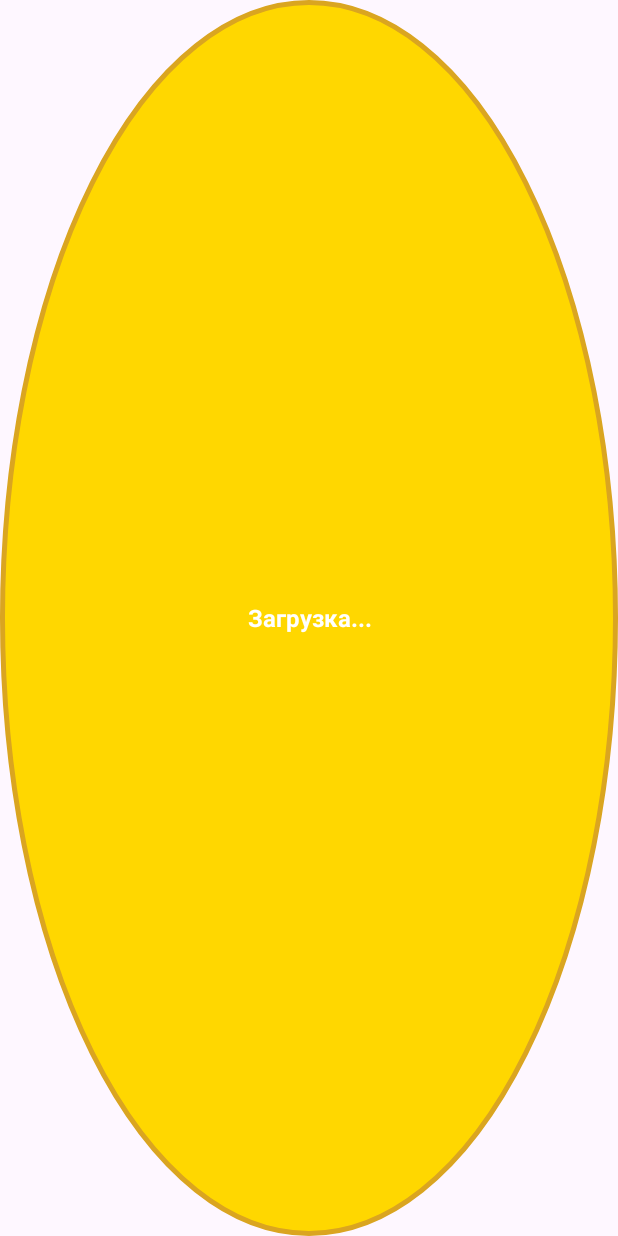
After one commit to 4bdu1aziz/juki, an Android app built with Jetpack Compose: the layout widget_gold_ball.xml on its own in the app's theme, with its tools: preview values and no code run, on a phone screen of 412 x 824 dp. The commit adds this screen. Run offline under Robolectric (Android 15) with nearby library versions, the phone set to English and light mode, and no system bars.

Commit message:
добавлен виджет с курсом золота и золотой таракан

```diff
--- a/app/src/main/java/com/example/juki/Bug.kt
+++ b/app/src/main/java/com/example/juki/Bug.kt
@@ -5,7 +5,9 @@ import android.graphics.RectF
 enum class BugType(val points: Int, val speedFactor: Float, val sizeFactor: Float) {
     NORMAL(points = 1, speedFactor = 1.0f, sizeFactor = 1.0f),
     FAST(points = 2, speedFactor = 2.0f, sizeFactor = 0.8f),
-    RARE(points = 5, speedFactor = 0.7f, sizeFactor = 1.3f)
+    RARE(points = 5, speedFactor = 0.7f, sizeFactor = 1.3f),
+
+    GOLD(points = 0, speedFactor = 1.5f, sizeFactor = 1.2f)
 }
 
 data class Bug(
--- /dev/null
+++ b/app/src/main/res/drawable/bg_ball.xml
@@ -0,0 +1,6 @@
+<?xml version="1.0" encoding="utf-8"?>
+<shape xmlns:android="http://schemas.android.com/apk/res/android"
+    android:shape="oval">
+    <solid android:color="#FFD700" />
+    <stroke android:width="3dp" android:color="#DAA520" />
+</shape>
--- /dev/null
+++ b/app/src/main/res/layout/widget_gold_ball.xml
@@ -0,0 +1,17 @@
+<?xml version="1.0" encoding="utf-8"?>
+<LinearLayout xmlns:android="http://schemas.android.com/apk/res/android"
+    android:layout_width="match_parent"
+    android:layout_height="match_parent"
+    android:gravity="center"
+    android:background="@drawable/bg_ball">
+
+    <TextView
+        android:id="@+id/tv_gold_price"
+        android:layout_width="wrap_content"
+        android:layout_height="wrap_content"
+        android:text="Загрузка..."
+        android:textColor="#FFFFFF"
+        android:textStyle="bold"
+        android:textSize="16sp"
+        android:gravity="center" />
+</LinearLayout>
```
Also changed, not shown: app/build.gradle.kts (+8 -0 lines), app/src/main/AndroidManifest.xml (+13 -1 lines), app/src/main/java/com/example/juki/GameView.kt (+59 -15 lines), app/src/main/java/com/example/juki/GoldWidgetProvider.kt (added, +51 -0 lines), app/src/main/java/com/example/juki/data/remote/CbrApi.kt (added, +13 -0 lines), app/src/main/java/com/example/juki/data/remote/CbrModels.kt (added, +21 -0 lines), app/src/main/java/com/example/juki/data/remote/RetrofitClient.kt (added, +14 -0 lines), app/src/main/res/xml/gold_widget_info.xml (added, +8 -0 lines), app/src/main/res/xml/network_security_config.xml (added, +7 -0 lines), app/src/main/res/drawable/bug_gold.png (added).
